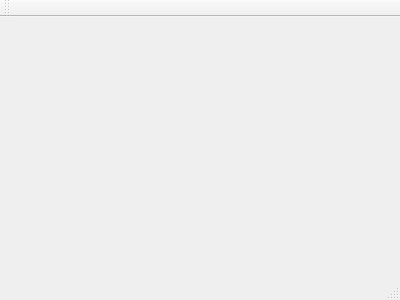
nvjsalonen/Ohj2, file student/11/timer/mainwindow.ui: the form before one commit.
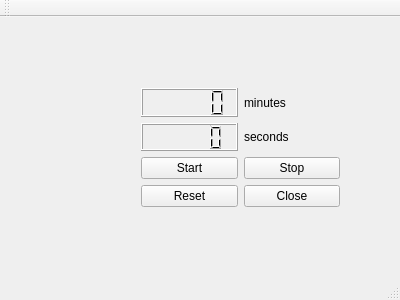
The form after the commit.

Commit message: Valmis käyttöliittymä

What changed in the file:
```diff
--- a/student/11/timer/mainwindow.ui
+++ b/student/11/timer/mainwindow.ui
@@ -12,13 +12,98 @@
   <property name="windowTitle" >
    <string>MainWindow</string>
   </property>
-  <widget class="QMenuBar" name="menuBar" />
-  <widget class="QToolBar" name="mainToolBar" />
-  <widget class="QWidget" name="centralWidget" />
-  <widget class="QStatusBar" name="statusBar" />
+  <widget class="QWidget" name="centralWidget">
+   <widget class="QWidget" name="gridLayoutWidget">
+    <property name="geometry">
+     <rect>
+      <x>130</x>
+      <y>60</y>
+      <width>221</width>
+      <height>141</height>
+     </rect>
+    </property>
+    <layout class="QGridLayout" name="gridLayout">
+     <item row="1" column="1">
+      <widget class="QLabel" name="label_2">
+       <property name="text">
+        <string>seconds</string>
+       </property>
+      </widget>
+     </item>
+     <item row="0" column="1">
+      <widget class="QLabel" name="label">
+       <property name="text">
+        <string>minutes</string>
+       </property>
+      </widget>
+     </item>
+     <item row="0" column="0">
+      <widget class="QLCDNumber" name="lcdNumberMin">
+       <property name="styleSheet">
+        <string notr="true">
+font: 75 oblique 11pt &quot;Cantarell&quot;;</string>
+       </property>
+      </widget>
+     </item>
+     <item row="1" column="0">
+      <widget class="QLCDNumber" name="lcdNumberSec">
+       <property name="autoFillBackground">
+        <bool>false</bool>
+       </property>
+      </widget>
+     </item>
+     <item row="2" column="1">
+      <widget class="QPushButton" name="stopButton">
+       <property name="text">
+        <string>Stop</string>
+       </property>
+      </widget>
+     </item>
+     <item row="2" column="0">
+      <widget class="QPushButton" name="startButton">
+       <property name="text">
+        <string>Start</string>
+       </property>
+      </widget>
+     </item>
+     <item row="3" column="0">
+      <widget class="QPushButton" name="resetButton">
+       <property name="text">
+        <string>Reset</string>
+       </property>
+      </widget>
+     </item>
+     <item row="3" column="1">
+      <widget class="QPushButton" name="closeButton">
+       <property name="text">
+        <string>Close</string>
+       </property>
+      </widget>
+     </item>
+    </layout>
+   </widget>
+  </widget>
+  <widget class="QMenuBar" name="menuBar">
+   <property name="geometry">
+    <rect>
+     <x>0</x>
+     <y>0</y>
+     <width>400</width>
+     <height>25</height>
+    </rect>
+   </property>
+  </widget>
+  <widget class="QToolBar" name="mainToolBar">
+   <attribute name="toolBarArea">
+    <enum>TopToolBarArea</enum>
+   </attribute>
+   <attribute name="toolBarBreak">
+    <bool>false</bool>
+   </attribute>
+  </widget>
+  <widget class="QStatusBar" name="statusBar"/>
  </widget>
- <layoutDefault spacing="6" margin="11" />
- <pixmapfunction></pixmapfunction>
+ <layoutdefault spacing="6" margin="11"/>
  <resources/>
  <connections/>
 </ui>
```
Left out of the diff: 26 changed lines with no effect on the pictures. The commit also changes 2 other files.
